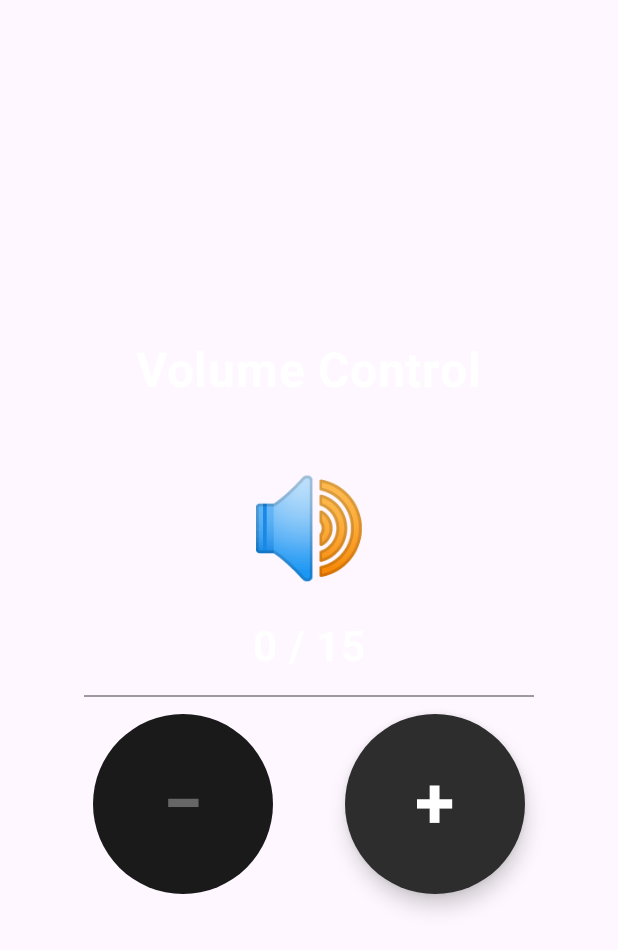
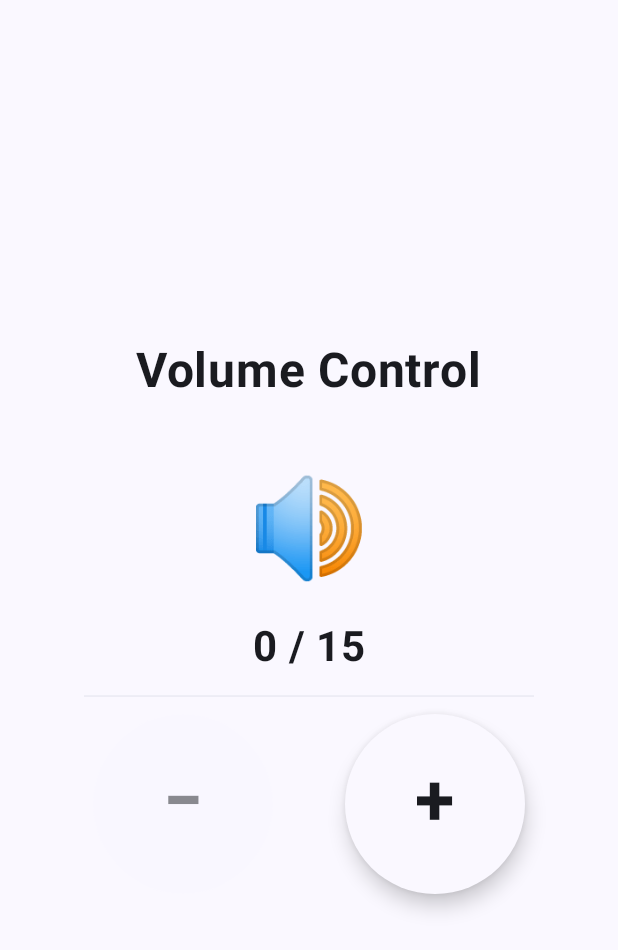
Before and after one commit to ibfahd/VolumeControl, an Android app built with Jetpack Compose: the screen it shows after launch (MainActivity), on a phone screen of 412 x 824 dp. Shown: the top 950 px of the screen. Run offline under Robolectric (Android 15) with nearby library versions, the phone set to English and light mode, and no system bars.

Commit message:
feat: Improve UI, Theming, and User Experience
This commit introduces several key improvements to the Volume Control app, focusing on enhancing the user interface, modernizing the theming, and improving the overall user experience.

    feat(ui): Add haptic feedback

        Haptic feedback has been added to the volume buttons on click to provide a more tactile and responsive feel.

    fix(theme): Replace hardcoded colors with MaterialTheme

        All hardcoded color values in the UI have been replaced with references to MaterialTheme.colorScheme. This ensures UI consistency and proper theme application.

feat(theme): Enable dynamic theming by default

    Dynamic theming is now enabled by default on supported Android versions (S+), allowing the app's appearance to align with the user's system wallpaper and theme for a more personalized experience.

refactor(theme): Remove redundant XML theme

    The custom theme defined in

    themes.xml has been removed. The app now exclusively uses the Jetpack Compose

    MaterialTheme for a more streamlined and modern theming approach.

feat(a11y): Add content descriptions to buttons

    Content descriptions have been added to the volume buttons to improve accessibility for users who rely on screen readers.

chore(build): Enable Proguard debugging rules

    Recommended Proguard rules for preserving line number information have been uncommented to improve debugging capabilities for release builds.

```diff
--- a/app/src/main/AndroidManifest.xml
+++ b/app/src/main/AndroidManifest.xml
@@ -7,7 +7,7 @@
     <application
         android:allowBackup="true"
         android:icon="@mipmap/ic_launcher"
-        android:label="Volume Control"
+        android:label="@string/app_name"
         android:supportsRtl="true"
         android:theme="@style/Theme.VolumeControl"
         tools:targetApi="31">
--- a/app/src/main/java/com/fahdev/volumecontrol/MainActivity.kt
+++ b/app/src/main/java/com/fahdev/volumecontrol/MainActivity.kt
@@ -3,6 +3,7 @@ package com.fahdev.volumecontrol
 import android.content.Context
 import android.media.AudioManager
 import android.os.Bundle
+import android.view.HapticFeedbackConstants
 import androidx.activity.ComponentActivity
 import androidx.activity.compose.setContent
 import androidx.compose.foundation.layout.*
@@ -11,12 +12,13 @@ import androidx.compose.material3.*
 import androidx.compose.runtime.*
 import androidx.compose.ui.Alignment
 import androidx.compose.ui.Modifier
-import androidx.compose.ui.graphics.Color
 import androidx.compose.ui.platform.LocalContext
+import androidx.compose.ui.platform.LocalView
+import androidx.compose.ui.res.stringResource
 import androidx.compose.ui.text.font.FontWeight
+import androidx.compose.ui.tooling.preview.Preview
 import androidx.compose.ui.unit.dp
 import androidx.compose.ui.unit.sp
-import androidx.compose.ui.tooling.preview.Preview
 import com.fahdev.volumecontrol.ui.theme.VolumeControlTheme
 
 class MainActivity : ComponentActivity() {
@@ -50,6 +52,7 @@ fun VolumeControlScreen() {
         audioManager.getStreamMaxVolume(AudioManager.STREAM_MUSIC)
     }
 
+    val view = LocalView.current
     val adjustVolume = { direction: Int ->
         audioManager.adjustStreamVolume(
             AudioManager.STREAM_MUSIC,
@@ -57,6 +60,7 @@ fun VolumeControlScreen() {
             AudioManager.FLAG_SHOW_UI
         )
         currentVolume = audioManager.getStreamVolume(AudioManager.STREAM_MUSIC)
+        view.performHapticFeedback(HapticFeedbackConstants.VIRTUAL_KEY)
     }
 
     Column(
@@ -69,10 +73,10 @@ fun VolumeControlScreen() {
 
         // App Title
         Text(
-            text = "Volume Control",
+            text = stringResource(id = R.string.app_name),
             fontSize = 32.sp,
             fontWeight = FontWeight.Bold,
-            color = Color.White,
+            color = MaterialTheme.colorScheme.onBackground,
             modifier = Modifier.padding(bottom = 48.dp)
         )
 
@@ -88,7 +92,7 @@ fun VolumeControlScreen() {
             text = "$currentVolume / $maxVolume",
             fontSize = 28.sp,
             fontWeight = FontWeight.Bold,
-            color = Color.White,
+            color = MaterialTheme.colorScheme.onBackground,
             modifier = Modifier.padding(bottom = 16.dp)
         )
 
@@ -99,8 +103,8 @@ fun VolumeControlScreen() {
                 .width(300.dp)
                 .height(12.dp)
                 .padding(bottom = 48.dp),
-            color = Color(0xFF4CAF50),
-            trackColor = Color(0xFF3d3d3d)
+            color = MaterialTheme.colorScheme.primary,
+            trackColor = MaterialTheme.colorScheme.surfaceVariant
         )
 
         // Button Container
@@ -112,6 +116,7 @@ fun VolumeControlScreen() {
             // Volume Down Button
             VolumeButton(
                 text = "−",
+                contentDescription = "Volume Down",
                 enabled = currentVolume > 0,
                 onClick = { adjustVolume(AudioManager.ADJUST_LOWER) }
             )
@@ -119,6 +124,7 @@ fun VolumeControlScreen() {
             // Volume Up Button
             VolumeButton(
                 text = "+",
+                contentDescription = "Volume Up",
                 enabled = currentVolume < maxVolume,
                 onClick = { adjustVolume(AudioManager.ADJUST_RAISE) }
             )
@@ -129,6 +135,7 @@ fun VolumeControlScreen() {
 @Composable
 fun VolumeButton(
     text: String,
+    contentDescription: String,
     enabled: Boolean,
     onClick: () -> Unit
 ) {
@@ -138,21 +145,23 @@ fun VolumeButton(
         modifier = Modifier.size(120.dp),
         shape = CircleShape,
         colors = ButtonDefaults.buttonColors(
-            containerColor = Color(0xFF2d2d2d),
-            contentColor = Color.White,
-            disabledContainerColor = Color(0xFF1a1a1a),
-            disabledContentColor = Color(0xFF666666)
+            containerColor = MaterialTheme.colorScheme.surface,
+            contentColor = MaterialTheme.colorScheme.onSurface,
+            disabledContainerColor = MaterialTheme.colorScheme.surface.copy(alpha = 0.5f),
+            disabledContentColor = MaterialTheme.colorScheme.onSurface.copy(alpha = 0.5f)
         ),
         elevation = ButtonDefaults.buttonElevation(
             defaultElevation = 8.dp,
             pressedElevation = 4.dp,
             disabledElevation = 0.dp
-        )
+        ),
+        contentPadding = PaddingValues(0.dp)
     ) {
         Text(
             text = text,
             fontSize = 48.sp,
-            fontWeight = FontWeight.Bold
+            fontWeight = FontWeight.Bold,
+            modifier = Modifier.padding(bottom = 4.dp)
         )
     }
 }
--- a/app/src/main/java/com/fahdev/volumecontrol/ui/theme/Theme.kt
+++ b/app/src/main/java/com/fahdev/volumecontrol/ui/theme/Theme.kt
@@ -26,6 +26,7 @@ private val DarkColorScheme = darkColorScheme(
     onTertiary = TextPrimary,
     onBackground = TextPrimary,
     onSurface = TextPrimary,
+    surfaceVariant = ProgressBackground
 )
 
 private val LightColorScheme = lightColorScheme(
@@ -37,7 +38,7 @@ private val LightColorScheme = lightColorScheme(
 @Composable
 fun VolumeControlTheme(
     darkTheme: Boolean = isSystemInDarkTheme(),
-    dynamicColor: Boolean = false,
+    dynamicColor: Boolean = true, // Enabled by default
     content: @Composable () -> Unit
 ) {
     val colorScheme = when {
--- a/app/src/main/res/values/themes.xml
+++ b/app/src/main/res/values/themes.xml
@@ -1,7 +1,3 @@
 <resources>
-    <style name="Theme.VolumeControl" parent="Theme.AppCompat.DayNight.NoActionBar">
-        <item name="android:windowBackground">@android:color/black</item>
-        <item name="android:statusBarColor">@android:color/black</item>
-        <item name="android:navigationBarColor">@android:color/black</item>
-    </style>
+    <style name="Theme.VolumeControl" parent="android:Theme.Material.Light.NoActionBar" />
 </resources>
```
Also changed, not shown: 1 other file.
